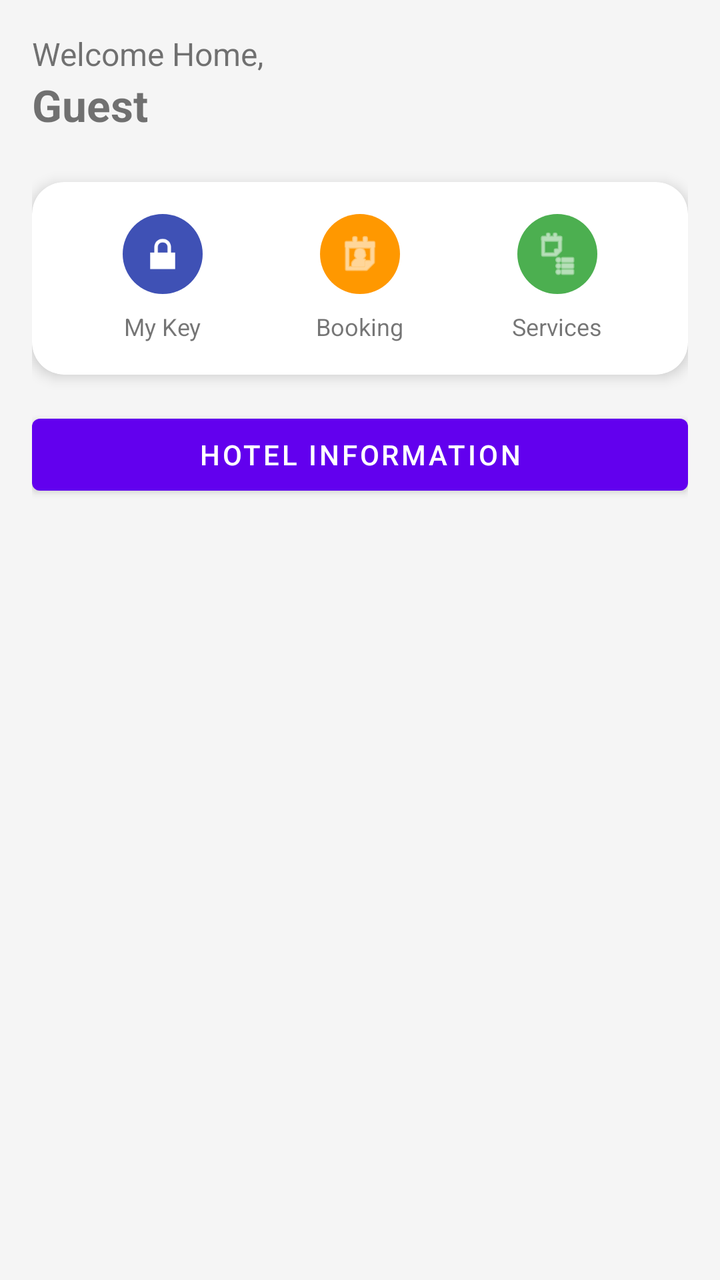
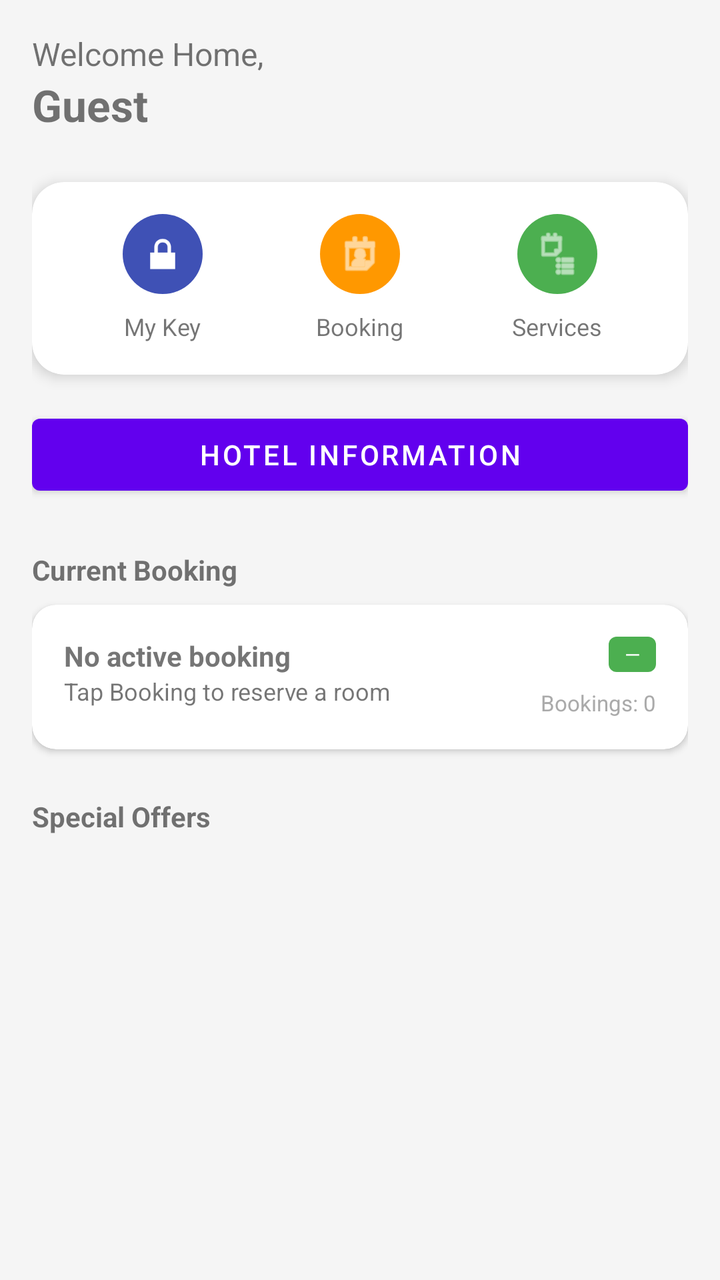

The first picture is an Android layout as it rendered before a commit; the second is the same layout after the commit. The layout source and the unified diff follow.
<!-- AndroidManifest.xml: application theme Theme.Hotel_App -->
<!-- res/layout/fragment_dashboard.xml -->
<?xml version="1.0" encoding="utf-8"?>
<androidx.core.widget.NestedScrollView xmlns:android="http://schemas.android.com/apk/res/android"
    xmlns:app="http://schemas.android.com/apk/res-auto"
    android:layout_width="match_parent"
    android:layout_height="match_parent"
    android:background="#F5F5F5">

    <androidx.constraintlayout.widget.ConstraintLayout
        android:layout_width="match_parent"
        android:layout_height="wrap_content"
        android:padding="16dp">

        
        <TextView
            android:id="@+id/tvWelcome"
            android:layout_width="wrap_content"
            android:layout_height="wrap_content"
            android:text="Welcome Home,"
            android:textSize="16sp"
            app:layout_constraintStart_toStartOf="parent"
            app:layout_constraintTop_toTopOf="parent" />

        <TextView
            android:id="@+id/tvUserName"
            android:layout_width="wrap_content"
            android:layout_height="wrap_content"
            android:text="Guest"
            android:textSize="22sp"
            android:textStyle="bold"
            app:layout_constraintStart_toStartOf="parent"
            app:layout_constraintTop_toBottomOf="@id/tvWelcome" />

        
        <androidx.cardview.widget.CardView
            android:id="@+id/cardQuickActions"
            android:layout_width="match_parent"
            android:layout_height="wrap_content"
            android:layout_marginTop="24dp"
            app:cardCornerRadius="16dp"
            app:cardElevation="4dp"
            app:layout_constraintTop_toBottomOf="@id/tvUserName">

            <LinearLayout
                android:layout_width="match_parent"
                android:layout_height="wrap_content"
                android:orientation="horizontal"
                android:padding="16dp"
                android:weightSum="3">

                <LinearLayout
                    android:id="@+id/btnQuickKey"
                    android:layout_width="0dp"
                    android:layout_height="wrap_content"
                    android:layout_weight="1"
                    android:gravity="center"
                    android:orientation="vertical">

                    <ImageView
                        android:layout_width="40dp"
                        android:layout_height="40dp"
                        android:background="@drawable/circle_background_blue"
                        android:padding="8dp"
                        android:src="@android:drawable/ic_lock_lock"
                        app:tint="@android:color/white" />

                    <TextView
                        android:layout_width="wrap_content"
                        android:layout_height="wrap_content"
                        android:layout_marginTop="8dp"
                        android:text="My Key"
                        android:textSize="12sp" />
                </LinearLayout>

                <LinearLayout
                    android:id="@+id/btnQuickBooking"
                    android:layout_width="0dp"
                    android:layout_height="wrap_content"
                    android:layout_weight="1"
                    android:gravity="center"
                    android:orientation="vertical">

                    <ImageView
                        android:layout_width="40dp"
                        android:layout_height="40dp"
                        android:background="@drawable/circle_background_orange"
                        android:padding="8dp"
                        android:src="@android:drawable/ic_menu_my_calendar"
                        app:tint="@android:color/white" />

                    <TextView
                        android:layout_width="wrap_content"
                        android:layout_height="wrap_content"
                        android:layout_marginTop="8dp"
                        android:text="Booking"
                        android:textSize="12sp" />
                </LinearLayout>

                <LinearLayout
                    android:id="@+id/btnQuickServices"
                    android:layout_width="0dp"
                    android:layout_height="wrap_content"
                    android:layout_weight="1"
                    android:gravity="center"
                    android:orientation="vertical">

                    <ImageView
                        android:layout_width="40dp"
                        android:layout_height="40dp"
                        android:background="@drawable/circle_background_green"
                        android:padding="8dp"
                        android:src="@android:drawable/ic_menu_agenda"
                        app:tint="@android:color/white" />

                    <TextView
                        android:layout_width="wrap_content"
                        android:layout_height="wrap_content"
                        android:layout_marginTop="8dp"
                        android:text="Services"
                        android:textSize="12sp" />
                </LinearLayout>
            </LinearLayout>
        </androidx.cardview.widget.CardView>

        
        <com.google.android.material.button.MaterialButton
            android:id="@+id/btnGoToInfo"
            android:layout_width="match_parent"
            android:layout_height="wrap_content"
            android:layout_marginTop="16dp"
            android:text="Hotel information"
            app:layout_constraintTop_toBottomOf="@id/cardQuickActions" />

        <LinearLayout
            android:id="@+id/layoutRecommendations"
            android:layout_width="0dp"
            android:layout_height="wrap_content"
            android:layout_marginTop="12dp"
            android:orientation="vertical"
            android:visibility="gone"
            app:layout_constraintEnd_toEndOf="parent"
            app:layout_constraintStart_toStartOf="parent"
            app:layout_constraintTop_toBottomOf="@id/btnGoToInfo">

            <TextView
                android:layout_width="wrap_content"
                android:layout_height="wrap_content"
                android:text="Recommended for you"
                android:textSize="16sp"
                android:textStyle="bold"
                android:paddingBottom="8dp" />

            <androidx.recyclerview.widget.RecyclerView
                android:id="@+id/rvDashboardRecommendations"
                android:layout_width="match_parent"
                android:layout_height="120dp"
                android:clipToPadding="false"
                android:paddingEnd="8dp" />
        </LinearLayout>

        <LinearLayout
            android:id="@+id/layoutError"
            android:layout_width="0dp"
            android:layout_height="wrap_content"
            android:layout_marginTop="12dp"
            android:gravity="center"
            android:orientation="vertical"
            android:padding="16dp"
            android:visibility="gone"
            app:layout_constraintEnd_toEndOf="parent"
            app:layout_constraintStart_toStartOf="parent"
            app:layout_constraintTop_toBottomOf="@id/btnGoToInfo">

            <TextView
                android:layout_width="wrap_content"
                android:layout_height="wrap_content"
                android:paddingBottom="8dp"
                android:text="Failed to load recommendations"
                android:textSize="14sp" />

            <Button
                android:id="@+id/btnRetry"
                android:layout_width="wrap_content"
                android:layout_height="wrap_content"
                android:text="Retry" />
        </LinearLayout>

        
        <TextView
            android:id="@+id/tvStatusLabel"
            android:layout_width="wrap_content"
            android:layout_height="wrap_content"
            android:layout_marginTop="24dp"
            android:text="Current Booking"
            android:textStyle="bold"
            app:layout_constraintStart_toStartOf="parent"
            app:layout_constraintTop_toBottomOf="@id/cardStatus" />

        <androidx.cardview.widget.CardView
            android:id="@+id/cardStatus"
            android:layout_width="match_parent"
            android:layout_height="wrap_content"
            android:layout_marginTop="8dp"
            app:cardCornerRadius="12dp"
            app:layout_constraintTop_toBottomOf="@id/tvStatusLabel">

            <androidx.constraintlayout.widget.ConstraintLayout
                android:layout_width="match_parent"
                android:layout_height="wrap_content"
                android:padding="16dp">

                <TextView
                    android:id="@+id/tvBookingRoom"
                    android:layout_width="wrap_content"
                    android:layout_height="wrap_content"
                    android:text="No active booking"
                    android:textStyle="bold"
                    app:layout_constraintStart_toStartOf="parent"
                    app:layout_constraintTop_toTopOf="parent" />

                <TextView
                    android:id="@+id/tvBookingDates"
                    android:layout_width="wrap_content"
                    android:layout_height="wrap_content"
                    android:text="Tap Booking to reserve a room"
                    android:textSize="12sp"
                    app:layout_constraintStart_toStartOf="parent"
                    app:layout_constraintTop_toBottomOf="@id/tvBookingRoom" />

                <TextView
                    android:id="@+id/tvBookingStatus"
                    android:layout_width="wrap_content"
                    android:layout_height="wrap_content"
                    android:background="@drawable/bg_status_active"
                    android:paddingHorizontal="8dp"
                    android:paddingVertical="2dp"
                    android:text="—"
                    android:textColor="@android:color/white"
                    android:textSize="10sp"
                    app:layout_constraintEnd_toEndOf="parent"
                    app:layout_constraintTop_toTopOf="parent" />

                <TextView
                    android:id="@+id/tvBookingCount"
                    android:layout_width="wrap_content"
                    android:layout_height="wrap_content"
                    android:layout_marginTop="8dp"
                    android:text="Bookings: 0"
                    android:textColor="@android:color/darker_gray"
                    android:textSize="11sp"
                    app:layout_constraintEnd_toEndOf="parent"
                    app:layout_constraintTop_toBottomOf="@id/tvBookingStatus" />

            </androidx.constraintlayout.widget.ConstraintLayout>
        </androidx.cardview.widget.CardView>

        
        <TextView
            android:id="@+id/tvPaidServicesLabel"
            android:layout_width="wrap_content"
            android:layout_height="wrap_content"
            android:layout_marginTop="24dp"
            android:text="Оплаченные услуги"
            android:textStyle="bold"
            android:visibility="gone"
            app:layout_constraintStart_toStartOf="parent"
            app:layout_constraintTop_toBottomOf="@id/cardStatus" />

        <androidx.recyclerview.widget.RecyclerView
            android:id="@+id/rvPaidServices"
            android:layout_width="match_parent"
            android:layout_height="wrap_content"
            android:layout_marginTop="8dp"
            android:orientation="horizontal"
            android:visibility="gone"
            app:layoutManager="androidx.recyclerview.widget.LinearLayoutManager"
            app:layout_constraintTop_toBottomOf="@id/tvPaidServicesLabel" />

        <TextView
            android:id="@+id/tvNoPaidServices"
            android:layout_width="wrap_content"
            android:layout_height="wrap_content"
            android:layout_marginTop="16dp"
            android:text="Нет оплаченных услуг"
            android:textColor="@android:color/darker_gray"
            android:textSize="14sp"
            android:visibility="gone"
            app:layout_constraintEnd_toEndOf="parent"
            app:layout_constraintStart_toStartOf="parent"
            app:layout_constraintTop_toBottomOf="@id/cardStatus" />

        
        <TextView
            android:id="@+id/tvOffersLabel"
            android:layout_width="wrap_content"
            android:layout_height="wrap_content"
            android:layout_marginTop="24dp"
            android:text="Special Offers"
            android:textStyle="bold"
            app:layout_constraintStart_toStartOf="parent"
            app:layout_constraintTop_toBottomOf="@id/tvNoPaidServices" />

        <androidx.recyclerview.widget.RecyclerView
            android:id="@+id/rvOffers"
            android:layout_width="match_parent"
            android:layout_height="wrap_content"
            android:layout_marginTop="8dp"
            android:orientation="horizontal"
            app:layoutManager="androidx.recyclerview.widget.LinearLayoutManager"
            app:layout_constraintTop_toBottomOf="@id/tvOffersLabel" />

    </androidx.constraintlayout.widget.ConstraintLayout>
</androidx.core.widget.NestedScrollView>
<!-- resources referenced by this layout -->
<resources>
  <!-- drawable bg_status_active (drawable) -->
  <?xml version="1.0" encoding="utf-8"?>
  <shape xmlns:android="http://schemas.android.com/apk/res/android"
      android:shape="rectangle">
      <solid android:color="#4CAF50" />
      <corners android:radius="4dp" />
  </shape>
  <!-- drawable circle_background_blue (drawable) -->
  <?xml version="1.0" encoding="utf-8"?>
  <shape xmlns:android="http://schemas.android.com/apk/res/android"
      android:shape="oval">
      <solid android:color="#3F51B5" />
  </shape>
  <!-- drawable circle_background_green (drawable) -->
  <?xml version="1.0" encoding="utf-8"?>
  <shape xmlns:android="http://schemas.android.com/apk/res/android"
      android:shape="oval">
      <solid android:color="#4CAF50" />
  </shape>
  <!-- drawable circle_background_orange (drawable) -->
  <?xml version="1.0" encoding="utf-8"?>
  <shape xmlns:android="http://schemas.android.com/apk/res/android"
      android:shape="oval">
      <solid android:color="#FF9800" />
  </shape>
  <style name="Theme.Hotel_App" parent="Theme.MaterialComponents.DayNight.NoActionBar">
          
          <item name="colorPrimary">@color/purple_500</item>
          <item name="colorPrimaryVariant">@color/purple_700</item>
          <item name="colorOnPrimary">@color/white</item>
          
          <item name="colorSecondary">@color/teal_200</item>
          <item name="colorSecondaryVariant">@color/teal_700</item>
          <item name="colorOnSecondary">@color/black</item>
          
          <item name="android:statusBarColor">?attr/colorPrimaryVariant</item>
          
      </style>
  <color name="purple_500">#FF6200EE</color>
  <color name="purple_700">#FF3700B3</color>
  <color name="white">#FFFFFFFF</color>
  <color name="teal_200">#FF03DAC5</color>
  <color name="teal_700">#FF018786</color>
  <color name="black">#FF000000</color>
</resources>

<!-- the commit's change to res/layout/fragment_dashboard.xml (unified diff, before → after) -->
@@ -130,6 +130,7 @@
             android:text="Hotel information"
             app:layout_constraintTop_toBottomOf="@id/cardQuickActions" />
 
+        
         <LinearLayout
             android:id="@+id/layoutRecommendations"
             android:layout_width="0dp"
@@ -157,6 +158,7 @@
                 android:paddingEnd="8dp" />
         </LinearLayout>
 
+        
         <LinearLayout
             android:id="@+id/layoutError"
             android:layout_width="0dp"
@@ -193,7 +195,7 @@
             android:text="Current Booking"
             android:textStyle="bold"
             app:layout_constraintStart_toStartOf="parent"
-            app:layout_constraintTop_toBottomOf="@id/cardStatus" />
+            app:layout_constraintTop_toBottomOf="@id/layoutRecommendations" />
 
         <androidx.cardview.widget.CardView
             android:id="@+id/cardStatus"
@@ -297,7 +299,7 @@
             android:text="Special Offers"
             android:textStyle="bold"
             app:layout_constraintStart_toStartOf="parent"
-            app:layout_constraintTop_toBottomOf="@id/tvNoPaidServices" />
+            app:layout_constraintTop_toBottomOf="@id/rvPaidServices" />
 
         <androidx.recyclerview.widget.RecyclerView
             android:id="@+id/rvOffers"
